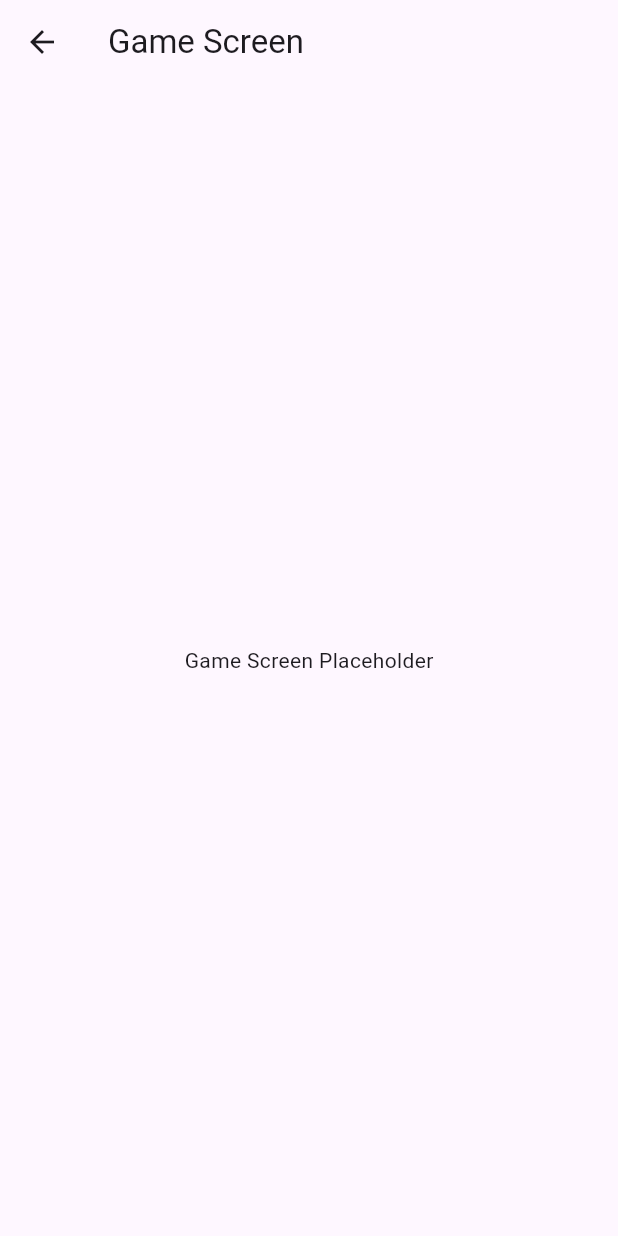
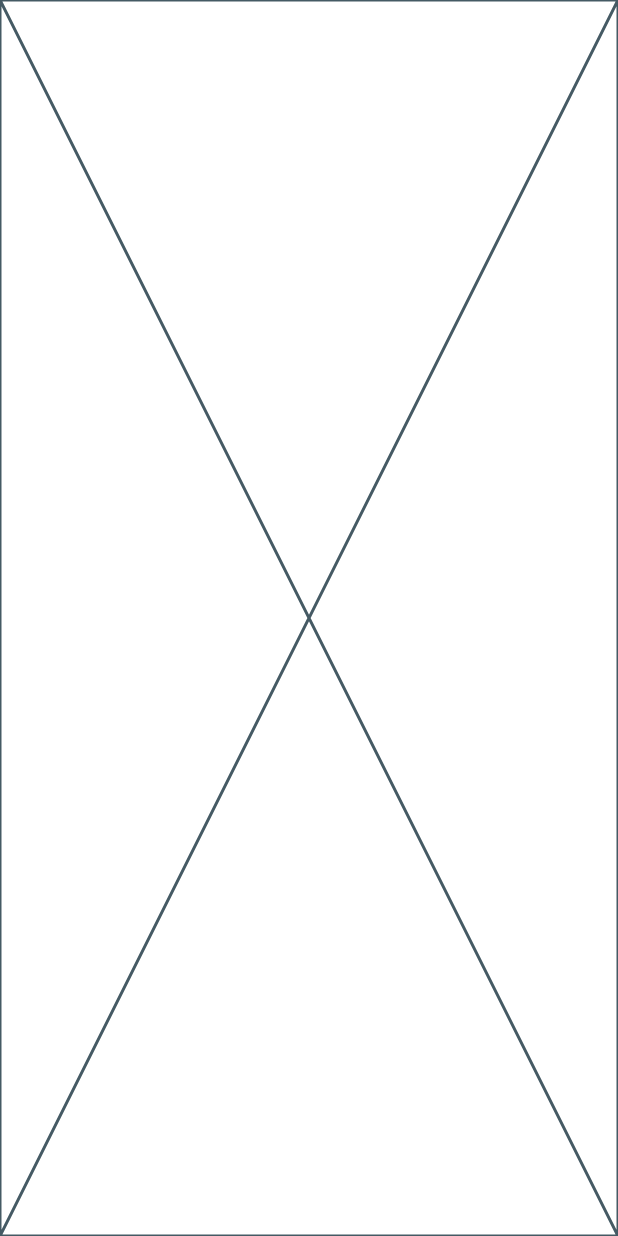
Before and after one commit to OmkarKhilari/orientation-game-test, a Flutter app: the screen it shows after launch, after a tap on "Start Game", on a phone screen of 412 x 824 dp. Run offline on Flutter 3.47's test engine with Material 3 defaults, Android fonts, the phone set to English and light mode, and no system bars; our stand-ins replace flutter_svg, google_fonts.

Commit message:
some changes

```diff
--- a/lib/screens/game_screen.dart
+++ b/lib/screens/game_screen.dart
@@ -3,13 +3,6 @@
 class GameScreen extends StatelessWidget {
   @override
   Widget build(BuildContext context) {
-    return Scaffold(
-      appBar: AppBar(
-        title: Text('Game Screen'),
-      ),
-      body: Center(
-        child: Text('Game Screen Placeholder'),
-      ),
-    );
+    return Placeholder();
   }
 }
```
